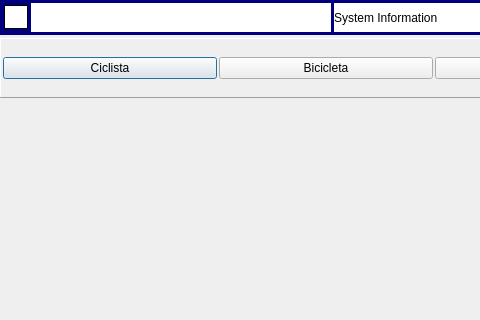
LasFreitas/Bike, file Screen/frmMain.ui: the form before one commit; both pictures show x 0 to 480 and y 0 to 320 of the 1300 by 850 pixel window.
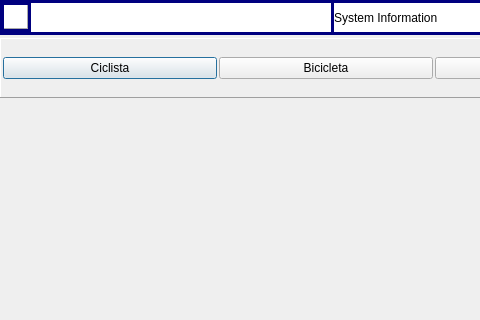
The form after the commit. Icons and pictures are not drawn.

Diff of the .ui file:
```diff
--- a/Screen/frmMain.ui
+++ b/Screen/frmMain.ui
@@ -302,10 +302,10 @@
        <string notr="true">background-color: rgb(255, 255, 255);</string>
       </property>
       <property name="frameShape">
-       <enum>QFrame::Box</enum>
+       <enum>QFrame::Panel</enum>
       </property>
       <property name="frameShadow">
-       <enum>QFrame::Plain</enum>
+       <enum>QFrame::Raised</enum>
       </property>
       <property name="text">
        <string/>
```
Left out of the diff: 6 changed lines with no effect on the pictures.
